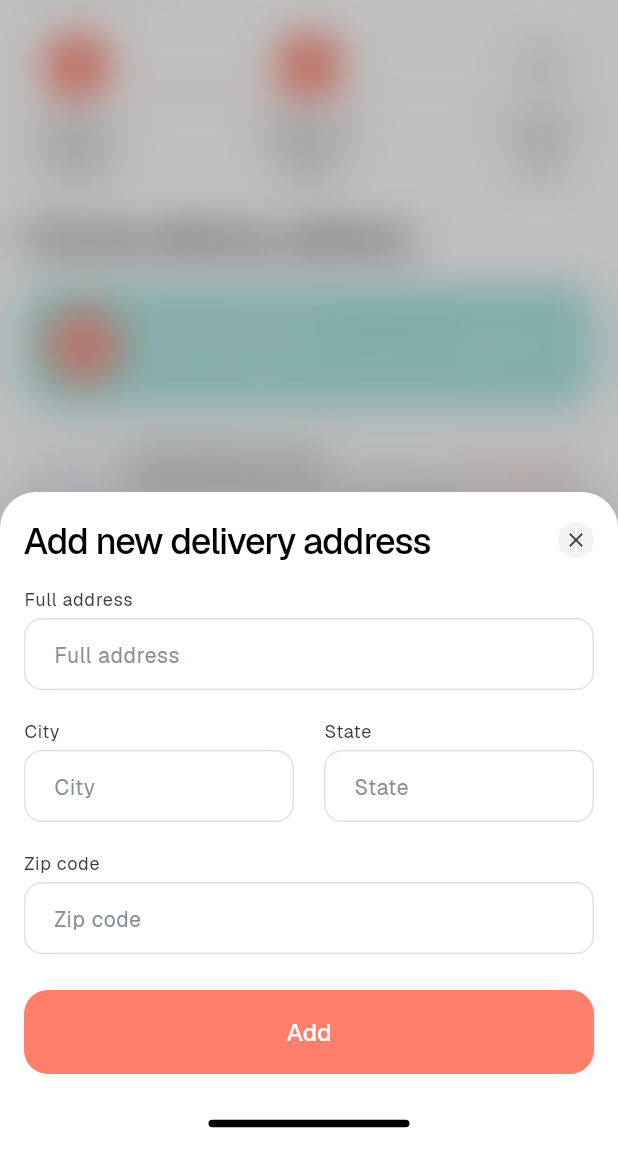
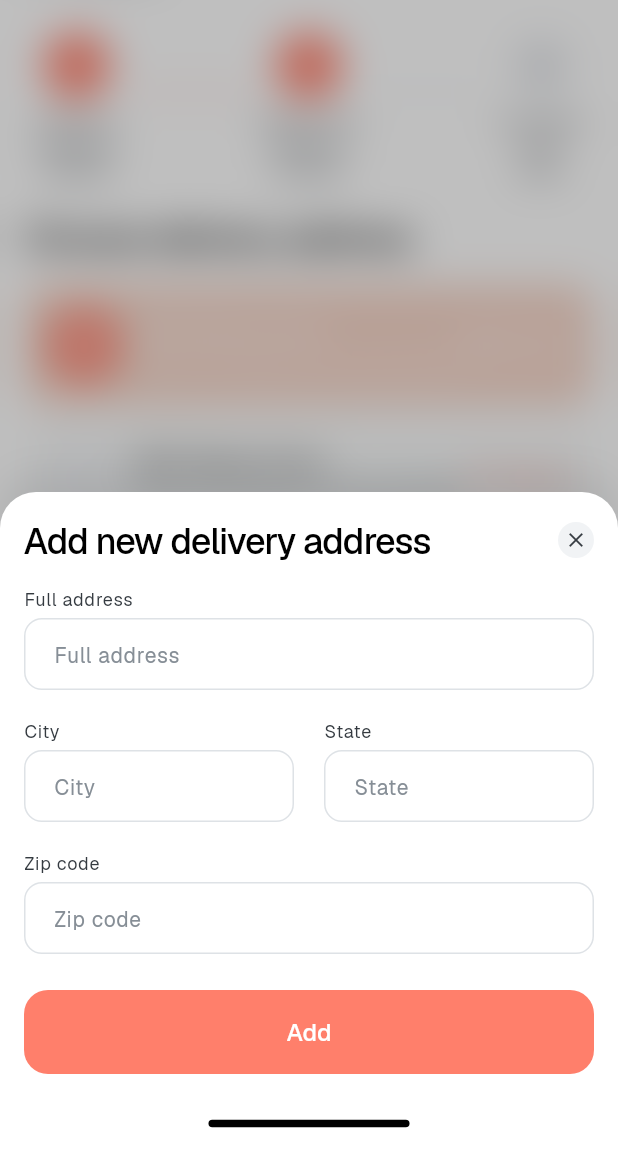
Before and after one commit to sarvarbeksoporboyev8-debug/sweets, a Flutter app: the AddressesScreen screen opened by its route, after a tap on "Home", after a tap on the "delete outline" icon, after a tap on "Add new address", on a phone screen of 412 x 824 dp, the part 63-1236 px from its top. Run offline on Flutter 3.47's test engine with Material 3 defaults, Android fonts, the phone set to English and light mode, and no system bars; accounts and stored records are empty; statements that could not run were skipped; project files that could hold a hidden picture were left out.

Commit message:
Update card widgets to use pastel color rotation and coral accents
Co-authored-by: sarvarbeksoporboyev8-debug <251588596+sarvarbeksoporboyev8-debug@users.noreply.github.com>

```diff
--- a/lib/widgets/account/address_card.dart
+++ b/lib/widgets/account/address_card.dart
@@ -36,12 +36,12 @@ class AddressCard extends StatelessWidget {
               width: 48,
               height: 48,
               decoration: const BoxDecoration(
-                color: SweetsColors.kCardBeige2,
+                color: SweetsColors.cardCyan, // Pastel cyan
                 shape: BoxShape.circle,
               ),
-              child: const Icon(
+              child: Icon(
                 Icons.location_on,
-                color: SweetsColors.primary,
+                color: SweetsColors.buttonCoral, // Coral icon
                 size: 24,
               ),
             ),
--- a/lib/widgets/account/order_card.dart
+++ b/lib/widgets/account/order_card.dart
@@ -37,12 +37,12 @@ class OrderCard extends StatelessWidget {
               width: 48,
               height: 48,
               decoration: const BoxDecoration(
-                color: SweetsColors.kCardBeige2,
+                color: SweetsColors.cardPurple, // Pastel purple
                 shape: BoxShape.circle,
               ),
-              child: const Icon(
+              child: Icon(
                 Icons.shopping_bag,
-                color: SweetsColors.primary,
+                color: SweetsColors.buttonCoral, // Coral icon
                 size: 24,
               ),
             ),
--- a/lib/widgets/checkout/address_selection_card.dart
+++ b/lib/widgets/checkout/address_selection_card.dart
@@ -27,7 +27,7 @@ class AddressSelectionCard extends StatelessWidget {
         padding: const EdgeInsets.all(16),
         decoration: BoxDecoration(
           color: isDefault
-              ? SweetsColors.kCardBeige2
+              ? SweetsColors.cardPeach // Pastel peach for default
               : SweetsColors.grayLighter.withOpacity(0.5),
           borderRadius: BorderRadius.circular(16),
         ),
@@ -38,7 +38,7 @@ class AddressSelectionCard extends StatelessWidget {
               height: 48,
               decoration: BoxDecoration(
                 color: isDefault
-                    ? SweetsColors.primary
+                    ? SweetsColors.buttonCoral // Coral for default/selected
                     : SweetsColors.grayLighter,
                 shape: BoxShape.circle,
               ),
--- a/lib/widgets/common/empty_state_container.dart
+++ b/lib/widgets/common/empty_state_container.dart
@@ -38,7 +38,7 @@ class EmptyStateContainer extends StatelessWidget {
                   begin: Alignment.topCenter,
                   end: Alignment.bottomCenter,
                   colors: [
-                    SweetsColors.kCardBeige1,
+                    SweetsColors.cardPurpleLight, // Light pastel purple
                     Color(0xFFFFFFFF),
                   ],
                 ),
--- a/lib/widgets/product/product_info_section.dart
+++ b/lib/widgets/product/product_info_section.dart
@@ -27,7 +27,7 @@ class ProductInfoSection extends StatelessWidget {
             vertical: Spacing.xs,
           ),
           decoration: BoxDecoration(
-            color: SweetsColors.kCardBeige2,
+            color: SweetsColors.cardYellow, // Pastel yellow for category badge
             borderRadius: BorderRadius.circular(Spacing.borderRadiusRound),
           ),
           child: Text(
@@ -37,7 +37,7 @@ class ProductInfoSection extends StatelessWidget {
               fontWeight: FontWeight.w400,
               fontSize: 12,
               height: 16 / 12,
-              color: SweetsColors.kCardTextDark,
+              color: SweetsColors.textDark, // Dark text on pastel
             ),
           ),
         ),
```
Also changed, not shown: lib/widgets/categories/category_card.dart (+11 -6 lines), lib/widgets/explore/explore_product_card.dart (+12 -7 lines), lib/widgets/home/home_category_pill.dart (+8 -3 lines), lib/widgets/home/home_product_card.dart (+12 -7 lines).
